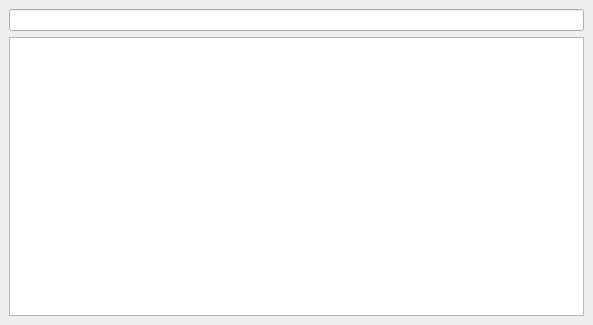
This is starfab/resources/ui/ActionMapView.ui in summerkirakira/StarFabNeo as Qt 5 draws it before an edit. The edited form follows.
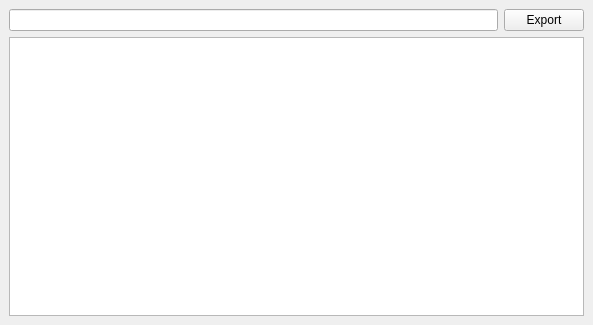
This is the edited form.

Commit message: Added action map exporting and better action map generation.

Diff of the .ui file:
```diff
--- a/starfab/resources/ui/ActionMapView.ui
+++ b/starfab/resources/ui/ActionMapView.ui
@@ -47,6 +47,13 @@
       <item>
        <widget class="QLineEdit" name="search_bar"/>
       </item>
+      <item>
+       <widget class="QPushButton" name="exportButton">
+        <property name="text">
+         <string>Export</string>
+        </property>
+       </widget>
+      </item>
      </layout>
     </widget>
    </item>
```
The commit also changes 1 other file.
